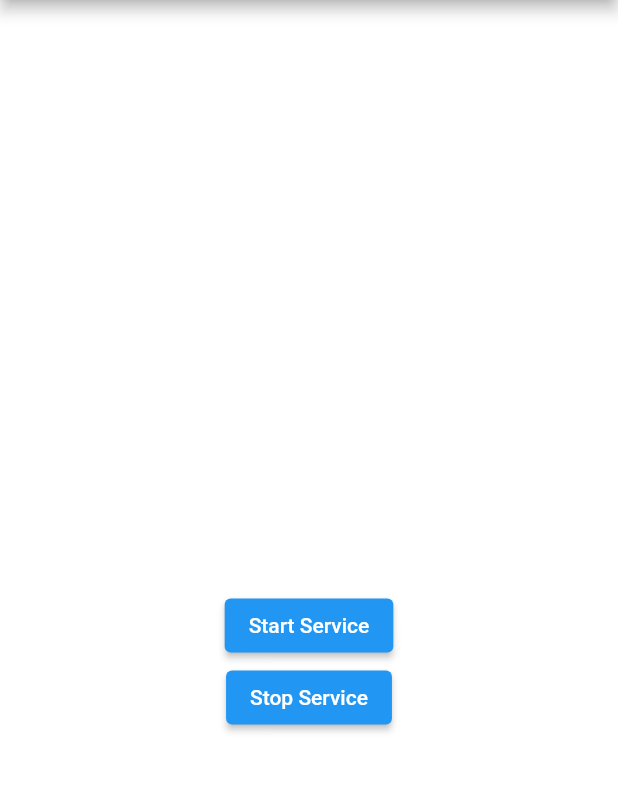
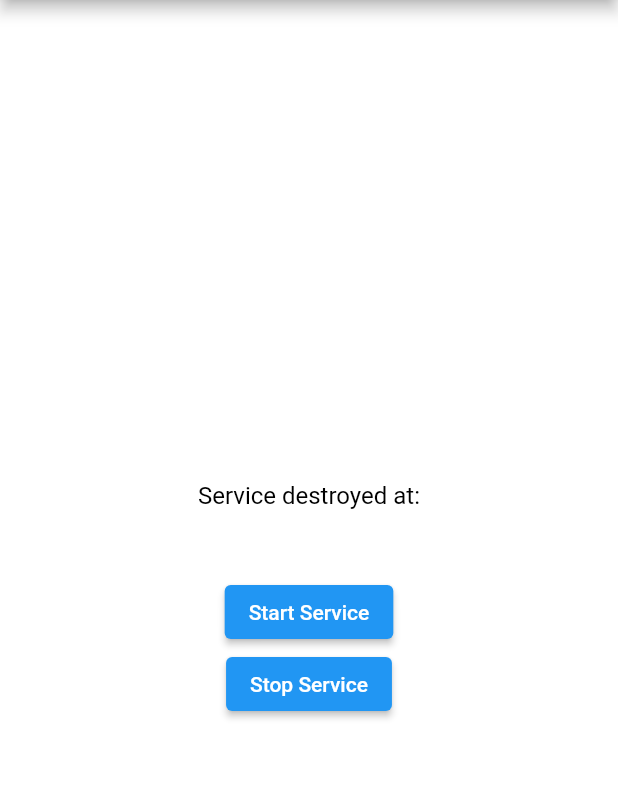
Before and after one commit to brenohff/flutter-background-service, a Flutter app: the screen it shows after launch, on a phone screen of 412 x 824 dp, the part 84-877 px from its top. Run offline on Flutter 3.47's test engine with Material 2 defaults, Android fonts, the phone set to English and light mode, and no system bars; our stand-ins replace awesome_notifications; missing offline and left inert: notifications.

Commit message:
Removing timer and improvements

```diff
--- a/lib/main.dart
+++ b/lib/main.dart
@@ -45,7 +45,6 @@ class MyHomePage extends StatefulWidget {
 
 class _MyHomePageState extends State<MyHomePage> {
   String serviceStatus = "";
-  String broadcastStatus = "";
   String serviceDestroyedInfo = "";
 
   Future<void> getStatus() async {
@@ -55,8 +54,7 @@ class _MyHomePageState extends State<MyHomePage> {
 
     setState(() {
       serviceStatus = statusSplit[0];
-      broadcastStatus = statusSplit[1];
-      serviceDestroyedInfo = statusSplit[2];
+      serviceDestroyedInfo = statusSplit[1];
     });
   }
 
@@ -85,25 +83,14 @@ class _MyHomePageState extends State<MyHomePage> {
                   fontWeight: FontWeight.bold,
                 ),
               ),
-              const SizedBox(height: 10),
-              Text(
-                broadcastStatus,
-                textAlign: TextAlign.center,
-                style: const TextStyle(
-                  fontSize: 20,
-                  color: Colors.black,
-                  fontWeight: FontWeight.bold,
-                ),
-              ),
               Padding(
                 padding: const EdgeInsets.only(bottom: 25, top: 10),
                 child: Text(
-                  serviceDestroyedInfo,
+                  'Service destroyed at:\n$serviceDestroyedInfo',
                   textAlign: TextAlign.center,
                   style: const TextStyle(
-                    fontSize: 20,
+                    fontSize: 16,
                     color: Colors.black,
-                    fontWeight: FontWeight.bold,
                   ),
                 ),
               ),
```
Also changed, not shown: 3 other files.
